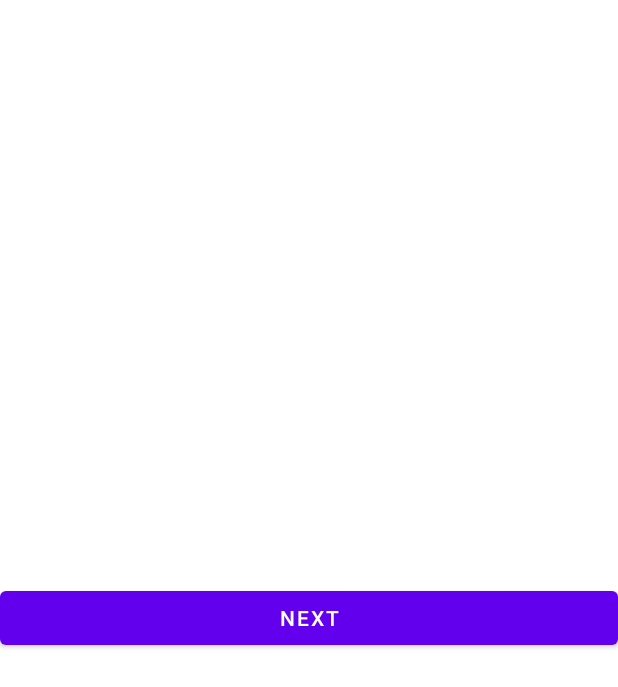
After one commit to AKMohite/Feastilious, an Android app: the OnBoardingFragment screen opened through its navigation route, on a phone screen of 412 x 824 dp. The commit adds this screen. Shown: the top 687 px of the screen. Run offline under Robolectric (Android 15) with nearby library versions, the light colour scheme and no system bars; our stand-ins replace Dagger/Hilt's generated code.

Commit message:
Android navigation added and added condition for initial install

```diff
--- a/app/build.gradle
+++ b/app/build.gradle
@@ -31,6 +31,11 @@ android {
             resValue "string", "app_version", "${defaultConfig.versionName}"
         }
     }
+
+    buildFeatures {
+        viewBinding = true
+    }
+
     compileOptions {
         sourceCompatibility JavaVersion.VERSION_1_8
         targetCompatibility JavaVersion.VERSION_1_8
@@ -63,6 +68,7 @@ dependencies {
 
     // Dagger Hilt
     implementation deps.hilt.hilt_android
+    implementation 'androidx.legacy:legacy-support-v4:1.0.0'
     kapt deps.hilt.hilt_android_compiler
 
     testImplementation deps.junit
--- /dev/null
+++ b/app/src/main/java/com/ak/feastit/ui/onboarding/OnBoardingFragment.kt
@@ -0,0 +1,35 @@
+package com.ak.feastit.ui.onboarding
+
+import android.os.Bundle
+import android.view.View
+import androidx.fragment.app.Fragment
+import androidx.fragment.app.viewModels
+import androidx.lifecycle.Observer
+import androidx.navigation.fragment.findNavController
+import com.ak.feastit.R
+import com.ak.feastit.databinding.FragmentOnBoardingBinding
+import com.ak.feastit.ui.onboarding.OnBoardingViewModel.OnBoardingState.NavigateToHome
+import dagger.hilt.android.AndroidEntryPoint
+
+@AndroidEntryPoint
+class OnBoardingFragment : Fragment(R.layout.fragment_on_boarding) {
+
+    private val viewModel: OnBoardingViewModel by viewModels()
+
+    override fun onViewCreated(view: View, savedInstanceState: Bundle?) {
+        super.onViewCreated(view, savedInstanceState)
+
+        val binding = FragmentOnBoardingBinding.bind(view)
+        binding.navigateHome.setOnClickListener {
+            viewModel.finishOnBoarding()
+        }
+        viewModel.liveData.observe(viewLifecycleOwner, Observer {
+            when (it) {
+                NavigateToHome -> {
+                    findNavController().navigate(OnBoardingFragmentDirections.actionOnBoardingFragmentToRecipeDashboardFragment())
+                }
+            }
+        })
+    }
+
+}
--- /dev/null
+++ b/app/src/main/java/com/ak/feastit/ui/onboarding/OnBoardingViewModel.kt
@@ -0,0 +1,29 @@
+package com.ak.feastit.ui.onboarding
+
+import androidx.lifecycle.LiveData
+import androidx.lifecycle.MutableLiveData
+import androidx.lifecycle.ViewModel
+import androidx.lifecycle.viewModelScope
+import com.ak.data.utils.FeastPrefManager
+import dagger.hilt.android.lifecycle.HiltViewModel
+import kotlinx.coroutines.launch
+import javax.inject.Inject
+
+@HiltViewModel
+class OnBoardingViewModel @Inject constructor(
+    private val prefManager: FeastPrefManager
+): ViewModel(){
+    val liveData: LiveData<OnBoardingState>
+        get() = mutableLiveData
+    private val mutableLiveData = MutableLiveData<OnBoardingState>()
+    fun finishOnBoarding() {
+        viewModelScope.launch {
+            prefManager.updateFirstInstall(false)
+            mutableLiveData.postValue(OnBoardingState.NavigateToHome)
+        }
+    }
+
+    sealed class OnBoardingState {
+        object NavigateToHome: OnBoardingState()
+    }
+}
--- /dev/null
+++ b/app/src/main/java/com/ak/feastit/ui/splash/SplashFragment.kt
@@ -0,0 +1,33 @@
+package com.ak.feastit.ui.splash
+
+import android.os.Bundle
+import androidx.fragment.app.Fragment
+import androidx.fragment.app.viewModels
+import androidx.lifecycle.Observer
+import androidx.navigation.fragment.findNavController
+import com.ak.feastit.R
+import com.ak.feastit.ui.splash.SplashViewModel.SplashState.NavigateToHome
+import com.ak.feastit.ui.splash.SplashViewModel.SplashState.NavigateToOnBoarding
+import dagger.hilt.android.AndroidEntryPoint
+
+@AndroidEntryPoint
+class SplashFragment : Fragment(R.layout.splash_fragment) {
+
+    private val viewModel: SplashViewModel by viewModels()
+
+    override fun onActivityCreated(savedInstanceState: Bundle?) {
+        super.onActivityCreated(savedInstanceState)
+
+        viewModel.liveData.observe(viewLifecycleOwner, Observer {
+            when (it) {
+                is NavigateToOnBoarding -> {
+                    findNavController().navigate(SplashFragmentDirections.actionSplashFragmentToOnBoardingFragment())
+                }
+                is NavigateToHome -> {
+                    findNavController().navigate(SplashFragmentDirections.actionSplashFragmentToRecipeDashboardFragment())
+                }
+            }
+        })
+    }
+
+}
--- /dev/null
+++ b/app/src/main/java/com/ak/feastit/ui/splash/SplashViewModel.kt
@@ -0,0 +1,38 @@
+package com.ak.feastit.ui.splash
+
+import androidx.lifecycle.LiveData
+import androidx.lifecycle.MutableLiveData
+import androidx.lifecycle.ViewModel
+import androidx.lifecycle.viewModelScope
+import com.ak.data.utils.FeastPrefManager
+import dagger.hilt.android.lifecycle.HiltViewModel
+import kotlinx.coroutines.delay
+import kotlinx.coroutines.flow.collect
+import kotlinx.coroutines.launch
+import javax.inject.Inject
+
+@HiltViewModel
+class SplashViewModel @Inject constructor(
+    private val prefManager: FeastPrefManager
+) : ViewModel() {
+    val liveData: LiveData<SplashState>
+        get() = mutableLiveData
+    private val mutableLiveData = MutableLiveData<SplashState>()
+    init {
+        viewModelScope.launch {
+            delay(3000)
+            prefManager.preferencesFlow.collect { prefs ->
+                if (prefs.isFirstInstall) {
+                    mutableLiveData.postValue(SplashState.NavigateToOnBoarding)
+                } else {
+                    mutableLiveData.postValue(SplashState.NavigateToHome)
+                }
+            }
+        }
+    }
+
+    sealed class SplashState {
+        object NavigateToHome : SplashState()
+        object NavigateToOnBoarding : SplashState()
+    }
+}
--- a/app/src/main/res/layout/activity_main.xml
+++ b/app/src/main/res/layout/activity_main.xml
@@ -6,14 +6,12 @@
     android:layout_height="match_parent"
     tools:context=".ui.MainActivity">
 
-    <TextView
-        android:id="@+id/text"
-        android:layout_width="wrap_content"
-        android:layout_height="wrap_content"
-        android:text="@string/app_version"
-        app:layout_constraintBottom_toBottomOf="parent"
-        app:layout_constraintLeft_toLeftOf="parent"
-        app:layout_constraintRight_toRightOf="parent"
-        app:layout_constraintTop_toTopOf="parent" />
+    <androidx.fragment.app.FragmentContainerView
+        android:id="@+id/nav_host_fragment"
+        android:layout_width="match_parent"
+        android:layout_height="match_parent"
+        android:name="androidx.navigation.fragment.NavHostFragment"
+        app:defaultNavHost="true"
+        app:navGraph="@navigation/nav_graph"/>
 
 </androidx.constraintlayout.widget.ConstraintLayout>
--- /dev/null
+++ b/app/src/main/res/layout/fragment_on_boarding.xml
@@ -0,0 +1,19 @@
+<?xml version="1.0" encoding="utf-8"?>
+<androidx.constraintlayout.widget.ConstraintLayout xmlns:android="http://schemas.android.com/apk/res/android"
+    xmlns:tools="http://schemas.android.com/tools"
+    android:layout_width="match_parent"
+    android:layout_height="match_parent"
+    xmlns:app="http://schemas.android.com/apk/res-auto"
+    tools:context=".ui.onboarding.OnBoardingFragment">
+
+    <com.google.android.material.button.MaterialButton
+        android:id="@+id/navigate_home"
+        android:layout_width="0dp"
+        android:layout_height="wrap_content"
+        app:layout_constraintStart_toStartOf="parent"
+        app:layout_constraintTop_toTopOf="parent"
+        app:layout_constraintEnd_toEndOf="parent"
+        android:text="@string/next"
+        app:layout_constraintBottom_toBottomOf="parent"/>
+
+</androidx.constraintlayout.widget.ConstraintLayout>
--- /dev/null
+++ b/app/src/main/res/navigation/nav_graph.xml
@@ -0,0 +1,40 @@
+<?xml version="1.0" encoding="utf-8"?>
+<navigation xmlns:android="http://schemas.android.com/apk/res/android"
+    xmlns:app="http://schemas.android.com/apk/res-auto"
+    xmlns:tools="http://schemas.android.com/tools"
+    android:id="@+id/nav_graph"
+    app:startDestination="@id/splashFragment">
+
+    <fragment
+        android:id="@+id/splashFragment"
+        android:name="com.ak.feastit.ui.splash.SplashFragment"
+        android:label="splash_fragment"
+        tools:layout="@layout/splash_fragment" >
+        <action
+            android:id="@+id/action_splashFragment_to_onBoardingFragment"
+            app:destination="@id/onBoardingFragment"
+            app:popUpTo="@id/splashFragment"
+            app:popUpToInclusive="true" />
+        <action
+            android:id="@+id/action_splashFragment_to_recipeDashboardFragment"
+            app:destination="@id/recipeDashboardFragment"
+            app:popUpTo="@id/splashFragment"
+            app:popUpToInclusive="true" />
+    </fragment>
+    <fragment
+        android:id="@+id/recipeDashboardFragment"
+        android:name="com.ak.feastit.ui.recipes.RecipeDashboardFragment"
+        android:label="fragment_recipe_dashboard"
+        tools:layout="@layout/fragment_recipe_dashboard" />
+    <fragment
+        android:id="@+id/onBoardingFragment"
+        android:name="com.ak.feastit.ui.onboarding.OnBoardingFragment"
+        android:label="fragment_on_boarding"
+        tools:layout="@layout/fragment_on_boarding" >
+        <action
+            android:id="@+id/action_onBoardingFragment_to_recipeDashboardFragment"
+            app:destination="@id/recipeDashboardFragment"
+            app:popUpTo="@id/onBoardingFragment"
+            app:popUpToInclusive="true" />
+    </fragment>
+</navigation>
--- a/app/src/main/res/values-night/themes.xml
+++ b/app/src/main/res/values-night/themes.xml
@@ -1,6 +1,6 @@
 <resources xmlns:tools="http://schemas.android.com/tools">
     <!-- Base application theme. -->
-    <style name="Theme.FeastIt" parent="Theme.MaterialComponents.DayNight.DarkActionBar">
+    <style name="Theme.FeastIt" parent="Theme.MaterialComponents.DayNight.NoActionBar">
         <!-- Primary brand color. -->
         <item name="colorPrimary">@color/purple_200</item>
         <item name="colorPrimaryVariant">@color/purple_700</item>
--- a/app/src/main/res/values/strings.xml
+++ b/app/src/main/res/values/strings.xml
@@ -1,3 +1,5 @@
 <resources>
     <string name="app_name">Feast It</string>
+    <string name="hello_blank_fragment">Hello blank fragment</string>
+    <string name="next">Next</string>
 </resources>
--- a/app/src/main/res/values/themes.xml
+++ b/app/src/main/res/values/themes.xml
@@ -1,6 +1,6 @@
 <resources xmlns:tools="http://schemas.android.com/tools">
     <!-- Base application theme. -->
-    <style name="Theme.FeastIt" parent="Theme.MaterialComponents.DayNight.DarkActionBar">
+    <style name="Theme.FeastIt" parent="Theme.MaterialComponents.DayNight.NoActionBar">
         <!-- Primary brand color. -->
         <item name="colorPrimary">@color/purple_500</item>
         <item name="colorPrimaryVariant">@color/purple_700</item>
--- a/versions.gradle
+++ b/versions.gradle
@@ -35,7 +35,7 @@ versions.mockito = "2.25.0"
 versions.mockito_all = "1.10.19"
 versions.mockito_android = "2.25.0"
 versions.mockwebserver = "3.8.1"
-versions.navigation = "2.3.1"
+versions.navigation = "2.3.3"
 versions.okhttp_logging_interceptor = "3.9.0"
 versions.paging = "3.0.0-alpha13"
 versions.recyclerview = "1.2.0-beta01"
@@ -51,9 +51,9 @@ versions.work = "2.4.0"
 ext.versions = versions
 
 def build_versions = [:]
-build_versions.min_sdk = 14
+build_versions.min_sdk = 21
 build_versions.compile_sdk = 30
-build_versions.target_sdk = 29
+build_versions.target_sdk = 30
 build_versions.build_tools = "30.0.3"
 build_versions.version_code = 1
 build_versions.version_name = "0.0.1"
```
Also changed, not shown: app/src/main/java/com/ak/feastit/ui/recipes/RecipeDashboardFragment.kt (added, +14 -0 lines), app/src/main/res/layout/fragment_recipe_dashboard.xml (added, +12 -0 lines), app/src/main/res/layout/splash_fragment.xml (added, +19 -0 lines), data/src/main/java/com/ak/data/di/AppModule.kt (added, +10 -0 lines), data/src/main/java/com/ak/data/utils/FeastPrefManager.kt (added, +51 -0 lines).
